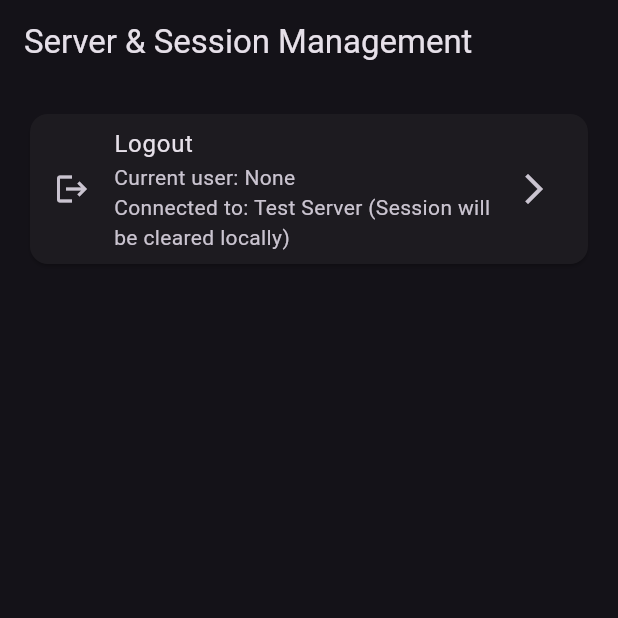
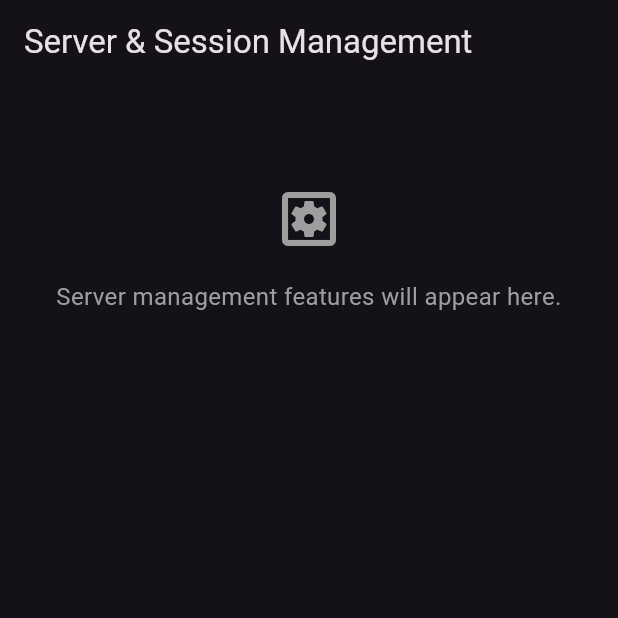
Before and after one commit to Vodichian/home_bank, a Flutter app: the ServerManagementScreen screen opened by its route, on a phone screen of 412 x 824 dp, the top half of it. Run offline on Flutter 3.47's test engine with Material 3 defaults, Android fonts, the phone set to English and light mode, and no system bars; our stand-ins replace go_router, image_picker, logger, shared_preferences; missing offline and left inert: bank_server, window_manager; accounts and stored records are empty.

Commit message:
Refactor: Move logout functionality to ProfileScreen
- Renamed `UserScreen` to `ProfileScreen` and updated its route in `main.dart` for clarity.
- Migrated logout logic (including confirmation dialog and navigation) from `ServerManagementScreen` to `ProfileScreen`.
- `ProfileScreen` now displays user information (username, ID, admin status) and includes a "Logout" `ListTile`.
- `ServerManagementScreen` no longer handles logout; its UI has been updated to reflect this change, showing a placeholder for future server management features.
- Unnecessary imports related to logout were removed or commented out in `ServerManagementScreen`.

```diff
--- a/lib/main.dart
+++ b/lib/main.dart
@@ -18,7 +18,7 @@ import 'package:home_bank/screens/services_hub_screen.dart';
 import 'package:home_bank/screens/transaction_approval_screen.dart';
 import 'package:home_bank/screens/transaction_browser_screen.dart';
 import 'package:home_bank/screens/user_management_screen.dart';
-import 'package:home_bank/screens/user_screen.dart';
+import 'package:home_bank/screens/profile_screen.dart';
 import 'package:home_bank/utils/globals.dart'; // For logger
 import 'package:window_manager/window_manager.dart';
 import 'package:provider/provider.dart';
@@ -243,7 +243,7 @@ class _MyAppState extends State<MyApp> {
             GoRoute(
               path: '/profile',
               pageBuilder: (context, state) =>
-                  const NoTransitionPage(child: UserScreen()),
+                  const NoTransitionPage(child: ProfileScreen()),
             ),
             GoRoute(
               path: '/bank_admin',
--- a/lib/screens/server_management_screen.dart
+++ b/lib/screens/server_management_screen.dart
@@ -1,103 +1,76 @@
 import 'package:flutter/material.dart';
-import 'package:go_router/go_router.dart';
-import 'package:provider/provider.dart';
-import 'package:home_bank/bank/bank_facade.dart';
-import 'package:home_bank/utils/globals.dart';
+
+// import 'package:go_router/go_router.dart'; // No longer needed for logout
+// import 'package:provider/provider.dart'; // No longer needed for logout
+// import 'package:home_bank/bank/bank_facade.dart'; // No longer needed for logout
+// import 'package:home_bank/utils/globals.dart'; // No longer needed for logout
 
 class ServerManagementScreen extends StatelessWidget {
   const ServerManagementScreen({super.key});
 
-  Future<void> _performLogout(BuildContext context) async {
-    // Renamed from _logout to avoid confusion
-    final bankFacade = context.read<BankFacade>();
-    final scaffoldMessenger = ScaffoldMessenger.of(
-        context); // Capture before async gap
-    final router = GoRouter.of(context); // Capture GoRouter
-
-    try {
-      logger.i(
-          "ServerManagementScreen: Performing logout (local session clear)...");
-      await bankFacade.logout(); // Call the new logout method
-      logger.i(
-          "ServerManagementScreen: Local user session cleared. Navigating to login.");
-
-      // After logout, BankFacade will notifyListeners.
-      // GoRouter's redirect logic should automatically handle navigation to /login
-      // because isLoggedIn (derived from currentUser != null) will become false.
-      router.go('/login'); // Direct navigation to login screen
-
-      scaffoldMessenger.showSnackBar(
-        const SnackBar(content: Text('Successfully logged out.')),
-      );
-    } catch (e) {
-      logger.e("ServerManagementScreen: Error during logout: $e");
-      scaffoldMessenger.showSnackBar(
-        SnackBar(content: Text('Logout failed: ${e.toString()}')),
-      );
-      // Optionally, navigate to login anyway or stay on the page
-      // router.go('/login');
-    }
-  }
+  // Future<void> _performLogout(BuildContext context) async { ... } // REMOVED
 
   @override
   Widget build(BuildContext context) {
-    final bankFacade = context.watch<BankFacade>();
+    // final bankFacade = context.watch<BankFacade>(); // No longer needed if only for logout
 
     return Scaffold(
       appBar: AppBar(
         title: const Text('Server & Session Management'),
+        // Consider if a leading back button is appropriate if accessed from admin dashboard
+        // If it's part of a ShellRoute, `automaticallyImplyLeading` might be false by default
+        // or handled by the ShellRoute's navigator.
+        // If navigated to directly, AppBar usually adds a back button if there's a previous route.
       ),
       body: Padding(
         padding: const EdgeInsets.all(16.0),
         child: ListView(
           children: <Widget>[
-            Card(
-              child: ListTile(
-                leading: const Icon(Icons.logout),
-                title: const Text('Logout'),
-                subtitle: Text(
-                    'Current user: ${bankFacade.currentUser?.username ??
-                        "None"}\nConnected to: ${bankFacade.currentServerConfig
-                        .name} (Session will be cleared locally)'),
-                trailing: const Icon(Icons.arrow_forward_ios),
-                onTap: () async {
-                  // Show a confirmation dialog before logging out
-                  final confirmLogout = await showDialog<bool>(
-                    context: context,
-                    builder: (BuildContext dialogContext) {
-                      return AlertDialog(
-                        title: const Text('Confirm Logout'),
-                        content: const Text(
-                            'Are you sure you want to log out? This will clear your current session locally. The connection to the server will remain active.'),
-                        actions: <Widget>[
-                          TextButton(
-                            child: const Text('Cancel'),
-                            onPressed: () {
-                              Navigator.of(dialogContext)
-                                  .pop(false); // Pop with false
-                            },
-                          ),
-                          TextButton(
-                            child: const Text('Logout'),
-                            onPressed: () {
-                              Navigator.of(dialogContext)
-                                  .pop(true); // Pop with true
-                            },
-                          ),
-                        ],
-                      );
-                    },
-                  );
+            // --- LOGOUT CARD REMOVED ---
+            // Card( ...logout ListTile... ),
+            // const SizedBox(height: 20),
 
-                  if (confirmLogout == true && context.mounted) {
-                    await _performLogout(
-                        context); // Call the updated logout handler
-                  }
-                },
+            // --- RETAIN OTHER SERVER MANAGEMENT FEATURES (Example) ---
+            // If you have other features like server switching, they would remain here.
+            // For example:
+            // Card(
+            //   child: ListTile(
+            //     leading: const Icon(Icons.dns_outlined),
+            //     title: const Text('Switch Server'),
+            //     subtitle: Text(
+            //         'Currently connected to: ${bankFacade.currentServerConfig.name}'),
+            //     trailing: const Icon(Icons.arrow_forward_ios),
+            //     onTap: () {
+            //       // TODO: Implement server switching UI/logic
+            //       // e.g., context.go('/select-server'); or show a dialog
+            //       ScaffoldMessenger.of(context).showSnackBar(
+            //         const SnackBar(content: Text('Server switching not yet implemented.')),
+            //       );
+            //     },
+            //   ),
+            // ),
+            // const SizedBox(height: 20),
+
+            // Placeholder if no other features exist yet
+            if (true) // Condition to show this if no other items are present
+              const Center(
+                child: Padding(
+                  padding: EdgeInsets.symmetric(vertical: 50.0),
+                  child: Column(
+                    mainAxisAlignment: MainAxisAlignment.center,
+                    children: [
+                      Icon(Icons.settings_applications_outlined, size: 48,
+                          color: Colors.grey),
+                      SizedBox(height: 16),
+                      Text(
+                        'Server management features will appear here.',
+                        textAlign: TextAlign.center,
+                        style: TextStyle(fontSize: 16, color: Colors.grey),
+                      ),
+                    ],
+                  ),
+                ),
               ),
-            ),
-            const SizedBox(height: 20),
-            // ... (other UI elements like server switching can still exist here)
           ],
         ),
       ),
--- a/pubspec.yaml
+++ b/pubspec.yaml
@@ -16,7 +16,7 @@ publish_to: 'none' # Remove this line if you wish to publish to pub.dev
 # https://developer.apple.com/library/archive/documentation/General/Reference/InfoPlistKeyReference/Articles/CoreFoundationKeys.html
 # In Windows, build-name is used as the major, minor, and patch parts
 # of the product and file versions while build-number is used as the build suffix.
-version: 1.12.1+1
+version: 1.13.0+1
 
 environment:
   sdk: '>=3.4.1 <4.0.0'
```
Also changed, not shown: lib/screens/profile_screen.dart (added, +219 -0 lines), lib/screens/user_screen.dart (deleted, +0 -12 lines).
